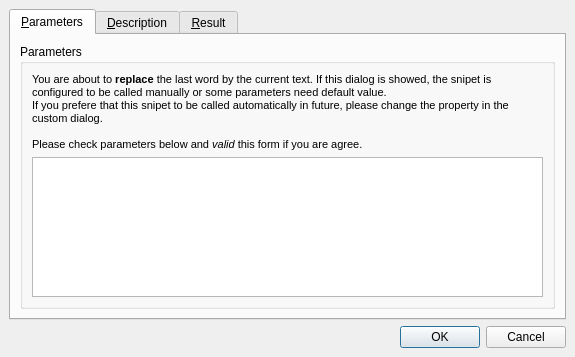
Above: libxinx/snipets/callsnipetdlg.ui from phoenix741/xinx before the change. Below: the same form after it.
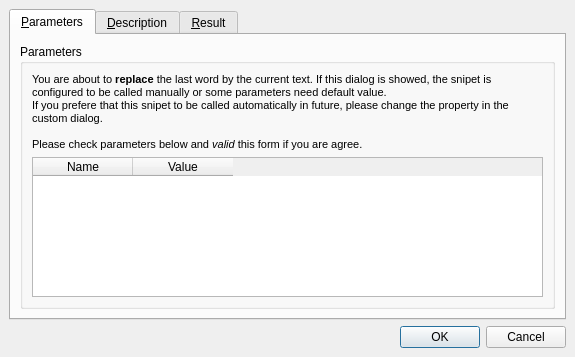
That is the form after the change.

Commit message: Work on snipet dialog

```diff
--- a/libxinx/snipets/callsnipetdlg.ui
+++ b/libxinx/snipets/callsnipetdlg.ui
@@ -64,9 +64,16 @@
             <attribute name="horizontalHeaderMinimumSectionSize">
              <number>1</number>
             </attribute>
-            <attribute name="horizontalHeaderMinimumSectionSize">
-             <number>1</number>
-            </attribute>
+            <column>
+             <property name="text">
+              <string>Name</string>
+             </property>
+            </column>
+            <column>
+             <property name="text">
+              <string>Value</string>
+             </property>
+            </column>
            </widget>
           </item>
          </layout>
```
Left out of the diff: 2 changed lines with no effect on the pictures. The commit also changes 4 other files.
